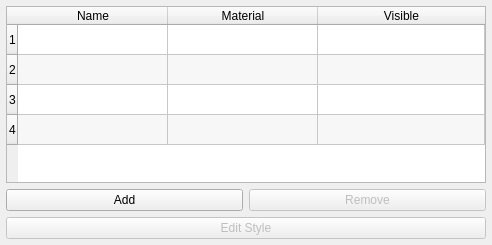
This is hexrd/ui/resources/ui/azimuthal_overlay_manager.ui in HEXRD/hexrdgui as Qt 5 draws it before an edit. The edited form follows.
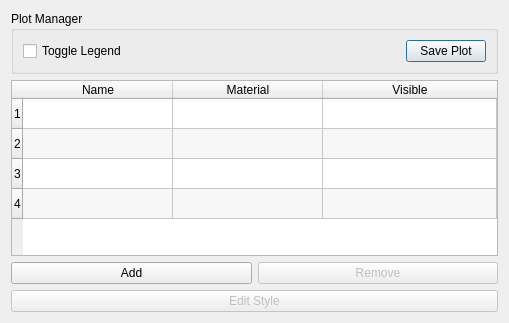
This is the edited form.

Commit message:
Move "toggle legend" and "save" options
Put them in the azimuthal overlay dialog as top-level settings.

What changed in the file:
```diff
--- a/hexrd/ui/resources/ui/azimuthal_overlay_manager.ui
+++ b/hexrd/ui/resources/ui/azimuthal_overlay_manager.ui
@@ -6,8 +6,8 @@
    <rect>
     <x>0</x>
     <y>0</y>
-    <width>492</width>
-    <height>245</height>
+    <width>509</width>
+    <height>323</height>
    </rect>
   </property>
   <property name="minimumSize">
@@ -16,43 +16,44 @@
     <height>0</height>
    </size>
   </property>
-  <layout class="QGridLayout" name="gridLayout">
-   <property name="leftMargin">
-    <number>6</number>
-   </property>
-   <property name="topMargin">
-    <number>6</number>
-   </property>
-   <property name="rightMargin">
-    <number>6</number>
-   </property>
-   <property name="bottomMargin">
-    <number>6</number>
-   </property>
-   <item row="2" column="1">
-    <widget class="QPushButton" name="remove_button">
-     <property name="enabled">
-      <bool>false</bool>
+  <layout class="QVBoxLayout" name="verticalLayout">
+   <item>
+    <widget class="QGroupBox" name="plot_manager">
+     <property name="title">
+      <string>Plot Manager</string>
      </property>
-     <property name="text">
-      <string>Remove</string>
-     </property>
-     <property name="autoDefault">
-      <bool>false</bool>
-     </property>
+     <layout class="QHBoxLayout" name="horizontalLayout">
+      <item>
+       <widget class="QCheckBox" name="toggle_legend">
+        <property name="text">
+         <string>Toggle Legend</string>
+        </property>
+       </widget>
+      </item>
+      <item>
+       <spacer name="horizontalSpacer">
+        <property name="orientation">
+         <enum>Qt::Horizontal</enum>
+        </property>
+        <property name="sizeHint" stdset="0">
+         <size>
+          <width>246</width>
+          <height>20</height>
+         </size>
+        </property>
+       </spacer>
+      </item>
+      <item>
+       <widget class="QPushButton" name="save_plot">
+        <property name="text">
+         <string>Save Plot</string>
+        </property>
+       </widget>
+      </item>
+     </layout>
     </widget>
    </item>
-   <item row="2" column="0">
-    <widget class="QPushButton" name="add_button">
-     <property name="text">
-      <string>Add</string>
-     </property>
-     <property name="autoDefault">
-      <bool>false</bool>
-     </property>
-    </widget>
-   </item>
-   <item row="1" column="0" colspan="2">
+   <item>
     <widget class="QTableWidget" name="table">
      <property name="minimumSize">
       <size>
@@ -111,10 +112,34 @@
      </column>
     </widget>
    </item>
-   <item row="4" column="0" colspan="2">
-    <layout class="QVBoxLayout" name="overlay_editor_layout"/>
+   <item>
+    <layout class="QHBoxLayout" name="horizontalLayout_2">
+     <item>
+      <widget class="QPushButton" name="add_button">
+       <property name="text">
+        <string>Add</string>
+       </property>
+       <property name="autoDefault">
+        <bool>false</bool>
+       </property>
+      </widget>
+     </item>
+     <item>
+      <widget class="QPushButton" name="remove_button">
+       <property name="enabled">
+        <bool>false</bool>
+       </property>
+       <property name="text">
+        <string>Remove</string>
+       </property>
+       <property name="autoDefault">
+        <bool>false</bool>
+       </property>
+      </widget>
+     </item>
+    </layout>
    </item>
-   <item row="3" column="0" colspan="2">
+   <item>
     <widget class="QPushButton" name="edit_style_button">
      <property name="enabled">
       <bool>false</bool>
```
Left out of the diff: 3 changed lines with no effect on the pictures. The commit also changes 3 other files.
